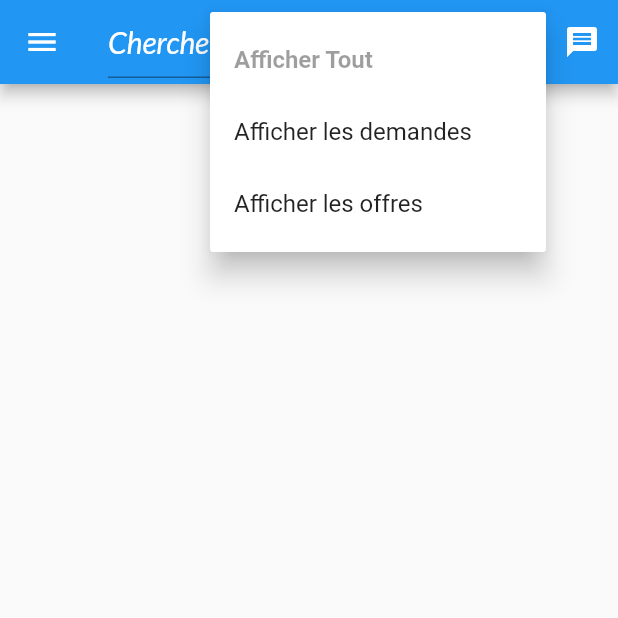
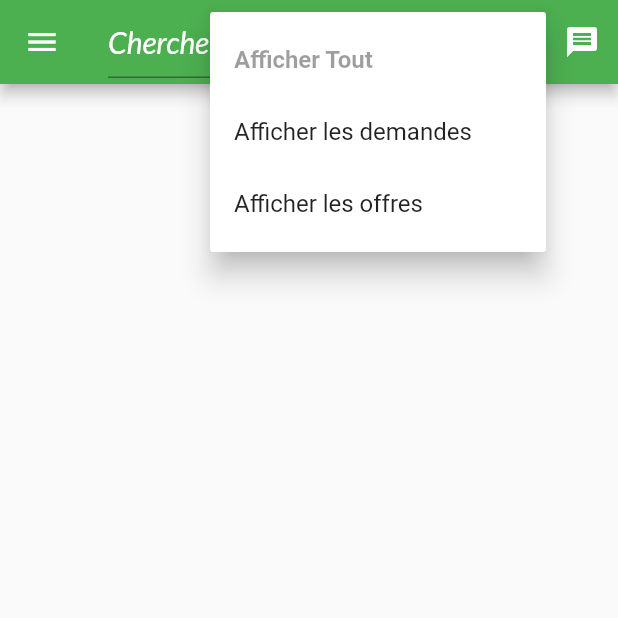
Before and after one commit to OussRein/reseauagroagri, a Flutter app: the screen it shows once a user with an empty profile is signed in, after a tap on the "search" icon, after a tap on the "more vert" icon, on a phone screen of 412 x 824 dp, the top half of it. Run offline on Flutter 3.47's test engine with Material 2 defaults, Android fonts, the phone set to English and light mode, and no system bars; our stand-ins replace cloud_firestore, custom_radio_grouped_button, firebase_auth, firebase_core, firebase_database, firebase_storage and 5 more; missing offline and left inert: flutter_email_sender; accounts and stored records are empty; generated files the repository leaves out were written again; network calls fail.

Commit message:
fixing styles and adding animations

```diff
--- a/lib/main.dart
+++ b/lib/main.dart
@@ -106,7 +106,7 @@ class _MyAppState extends State<MyApp> {
           },
           title: 'Shopping app',
           theme: ThemeData(
-            primarySwatch: Colors.blue,
+            primarySwatch: Colors.green,
             accentColor: Colors.blueGrey,
             fontFamily: "Railway",
             textTheme: ThemeData.light().textTheme.copyWith(
@@ -143,6 +143,7 @@ class _MyAppState extends State<MyApp> {
                   builder: (ctx, authResult) => authResult.connectionState == ConnectionState.waiting ? SplashPage() : AuthPage(),
                 ),*/
           routes: {
+            AuthPage.ROUTE: (ctx) => AuthPage(),
             HomePage.ROUTE: (ctx) => HomePage(),
             AnnonceDetailsPage.ROUTE: (ctx) => AnnonceDetailsPage(),
             MesAnnoncesPage.ROUTE: (ctx) => MesAnnoncesPage(),
--- a/lib/models/language_fr.dart
+++ b/lib/models/language_fr.dart
@@ -54,7 +54,7 @@ class LanguageFr extends Languages {
   String get informationPersonellesLabel => "Information Personelles";
 
   @override
-  String get sauvgarderLabel => throw "Sauvgarder";
+  String get sauvgarderLabel => "Sauvgarder";
 
   @override
   String get usernameLabel => "Nom d'utilisateur";
--- a/lib/pages/login_page.dart
+++ b/lib/pages/login_page.dart
@@ -1,4 +1,5 @@
 import 'dart:math';
+import 'dart:ui';
 
 import 'package:flutter/material.dart';
 import 'package:google_fonts/google_fonts.dart';
@@ -11,76 +12,11 @@ class AuthPage extends StatelessWidget {
 
   @override
   Widget build(BuildContext context) {
-    final deviceSize = MediaQuery.of(context).size;
+    //final deviceSize = MediaQuery.of(context).size;
 
     // final transformConfig = Matrix4.rotationZ(-8 * pi / 180);
     // transformConfig.translate(-10.0);
-    return Scaffold(
-      // resizeToAvoidBottomInset: false,
-      body: Stack(
-        children: <Widget>[
-          Container(
-            decoration: BoxDecoration(
-              gradient: LinearGradient(
-                colors: [
-                  Color.fromRGBO(63, 232, 122, 1).withOpacity(0.5),
-                  Color.fromRGBO(114, 209, 183, 1).withOpacity(0.9),
-                ],
-                begin: Alignment.topLeft,
-                end: Alignment.bottomRight,
-                stops: [0, 1],
-              ),
-            ),
-          ),
-          SingleChildScrollView(
-            child: Container(
-              height: deviceSize.height,
-              width: deviceSize.width,
-              child: Column(
-                mainAxisAlignment: MainAxisAlignment.center,
-                crossAxisAlignment: CrossAxisAlignment.center,
-                children: <Widget>[
-                  Flexible(
-                    child: Container(
-                      margin: EdgeInsets.only(bottom: 20.0),
-                      padding:
-                          EdgeInsets.symmetric(vertical: 8.0, horizontal: 40.0),
-                      transform: Matrix4.rotationZ(-8 * pi / 180)
-                        ..translate(-10.0),
-                      // transform how the container is presented / Matrix4 describe rotation, scaling and offset
-                      decoration: BoxDecoration(
-                        borderRadius: BorderRadius.circular(20),
-                        color: Colors.blue.shade100,
-                        boxShadow: [
-                          BoxShadow(
-                            blurRadius: 8,
-                            color: Colors.black26,
-                            offset: Offset(0, 2),
-                          )
-                        ],
-                      ),
-                      child: Text(
-                        'ReseauAgroagri.Com',
-                        style: GoogleFonts.poppins(
-                          textStyle: TextStyle(color: Colors.black54),
-                          fontSize: 33,
-                          fontWeight: FontWeight.bold,
-                          fontStyle: FontStyle.italic,
-                        ),
-                      ),
-                    ),
-                  ),
-                  Flexible(
-                    flex: deviceSize.width > 600 ? 2 : 1,
-                    child: AuthCard(),
-                  ),
-                ],
-              ),
-            ),
-          ),
-        ],
-      ),
-    );
+    return AuthCard();
   }
 }
 
@@ -89,7 +25,7 @@ class AuthCard extends StatefulWidget {
   _AuthCardState createState() => _AuthCardState();
 }
 
-class _AuthCardState extends State<AuthCard> {
+class _AuthCardState extends State<AuthCard> with TickerProviderStateMixin {
   final GlobalKey<FormState> _formKey = GlobalKey();
   AuthMode _authMode = AuthMode.LOGIN;
   final FireAuth _auth = new FireAuth();
@@ -98,7 +34,79 @@ class _AuthCardState extends State<AuthCard> {
     'email': '',
     'password': '',
   };
-  var _isLoading = false;
+  AnimationController _loginButtonController;
+  var animationStatus = 0;
+
+  @override
+  void dispose() {
+    _loginButtonController.dispose();
+    super.dispose();
+  }
+
+  void initState() {
+    super.initState();
+    _loginButtonController = new AnimationController(
+        duration: new Duration(milliseconds: 3000), vsync: this);
+
+    buttonSqueezeanimation = new Tween(
+      begin: 320.0,
+      end: 70.0,
+    ).animate(
+      new CurvedAnimation(
+        parent: _loginButtonController,
+        curve: new Interval(
+          0.0,
+          0.150,
+        ),
+      ),
+    );
+    containerCircleAnimation = new EdgeInsetsTween(
+      begin: EdgeInsets.only(top: 20),
+      end: const EdgeInsets.only(top: 0.0),
+    ).animate(
+      new CurvedAnimation(
+        parent: _loginButtonController,
+        curve: new Interval(
+          0.520,
+          0.999,
+          curve: Curves.ease,
+        ),
+      ),
+    );
+  }
+
+  Animation<EdgeInsets> containerCircleAnimation;
+  Animation buttonSqueezeanimation;
+
+  Widget _buildAnimation(BuildContext context, Widget child) {
+    return new Padding(
+      padding: EdgeInsets.only(top: 20),
+      child: new InkWell(
+        onTap: () {
+          _playAnimation();
+        },
+        child: new Hero(
+          tag: "fade",
+          child: Container(
+            width: buttonSqueezeanimation.value,
+            height: 60.0,
+            alignment: FractionalOffset.center,
+            decoration: new BoxDecoration(
+              color: const Color.fromRGBO(247, 64, 106, 1.0),
+              borderRadius: new BorderRadius.all(const Radius.circular(30.0)),
+            ),
+            child: buttonSqueezeanimation.value > 75.0
+                ? _textPrimaryButton()
+                : new CircularProgressIndicator(
+                    value: null,
+                    strokeWidth: 1.0,
+                    valueColor: new AlwaysStoppedAnimation<Color>(Colors.white),
+                  ),
+          ),
+        ),
+      ),
+    );
+  }
 
   void _showErrorDialog(String message) {
     showDialog(
@@ -128,8 +136,10 @@ class _AuthCardState extends State<AuthCard> {
     FocusScope.of(context).unfocus();
     _formKey.currentState.save();
     setState(() {
-      _isLoading = true;
+      animationStatus = 1;
     });
+    _playAnimation();
+
     try {
       if (_authMode == AuthMode.LOGIN) {
         userId = await _auth.signIn(_authData['email'], _authData['password']);
@@ -159,24 +169,21 @@ class _AuthCardState extends State<AuthCard> {
         errorMessage =
             "Couldn't authenticate you, verify network and try again";
       }
-
+      setState(() {
+        animationStatus = 0;
+      });
       _showErrorDialog(errorMessage);
     }
 
     if (userId.length > 0 && userId != null && _authMode == AuthMode.LOGIN) {}
   }
 
-  /*void _switchAuthMode() {
-    if (_authMode == AuthMode.LOGIN) {
-      setState(() {
-        _authMode = AuthMode.SIGNUP;
-      });
-    } else {
-      setState(() {
-        _authMode = AuthMode.LOGIN;
-      });
+  Future<Null> _playAnimation() async {
+    try {
+      await _loginButtonController.forward();
+      await _loginButtonController.reverse();
+    } on TickerCanceled {}
   }
-  }*/
 
   void _changeFormToSignUp() {
     _formKey.currentState.reset();
@@ -201,104 +208,76 @@ class _AuthCardState extends State<AuthCard> {
 
   @override
   Widget build(BuildContext context) {
-    //final deviceSize = MediaQuery.of(context).size;
-    return Card(
-      shape: RoundedRectangleBorder(
-        borderRadius: BorderRadius.circular(10.0),
+    return Container(
+      height: double.infinity,
+      decoration: BoxDecoration(
+        image: DecorationImage(
+          image: AssetImage('assets/images/Background.webp'),
+          fit: BoxFit.cover,
         ),
-      elevation: 8.0,
-      child: SingleChildScrollView(
+      ),
+      child: new BackdropFilter(
+        filter: new ImageFilter.blur(sigmaX: 5.0, sigmaY: 5.0),
+        child: new Container(
+          decoration: new BoxDecoration(color: Colors.white.withOpacity(0.2)),
+          child: Scaffold(
+            backgroundColor: Colors.transparent,
+            body: SingleChildScrollView(
+              child: Column(
+                children: [
+                  Hero(
+                    tag: 'logo',
+                    child: Container(
+                      height: 200,
+                      margin: EdgeInsets.only(
+                        top: MediaQuery.of(context).padding.top +
+                            AppBar().preferredSize.height,
+                      ),
+                      padding:
+                          EdgeInsets.symmetric(vertical: 8.0, horizontal: 40.0),
+                      child: Image(
+                        image: AssetImage('assets/images/logo.png'),
+                      ),
+                    ),
+                  ),
+                  Form(
+                    key: _formKey,
                     child: Padding(
-          padding: EdgeInsets.all(16.0),
-          child: Form(
-            key: _formKey,
+                      padding: const EdgeInsets.only(
+                          top: 20, right: 20.0, left: 20.0),
                       child: Column(
                         mainAxisSize: MainAxisSize.min,
                         children: <Widget>[
                           _showUserNameInput(),
                           _showEmailInput(),
-                /*TextFormField(
-                    decoration: InputDecoration(labelText: 'E-Mail'),
-                    keyboardType: TextInputType.emailAddress,
-                    validator: (value) {
-                      if (value.isEmpty || !value.contains('@')) {
-                        return 'Invalid email!';
-                      }
-                      return null;
-                    },
-                    onSaved: (value) {
-                      _authData['email'] = value;
-                    },
-                  ),*/
                           _showPasswordInput(),
-                /*TextFormField(
-                    decoration: InputDecoration(labelText: 'Password'),
-                    obscureText: true,
-                    controller: _passwordController,
-                    validator: (value) {
-                      if (value.isEmpty || value.length < 5) {
-                        return 'Password is too short!';
-                      }
-                      return null;
-                    },
-                    onSaved: (value) {
-                      _authData['password'] = value;
-                    },
+                        ],
                       ),
-                  if (_authMode == AuthMode.SIGNUP)
-                    TextFormField(
-                      enabled: _authMode == AuthMode.SIGNUP,
-                      decoration: InputDecoration(labelText: 'Confirm Password'),
-                      obscureText: true,
-                      validator: _authMode == AuthMode.SIGNUP
-                          ? (value) {
-                              if (value != _passwordController.text) {
-                                return 'Passwords do not match!';
-                              }
-                              return null;
-                            }
-                          : null,
                     ),
-                  SizedBox(
-                    height: 20,
-                  ),*/
-                if (_isLoading) CircularProgressIndicator(),
-                /*else
-                    ElevatedButton(
-                      child:
-                          Text(_authMode == AuthMode.LOGIN ? 'LOGIN' : 'SIGN UP'),
-                      onPressed: _submit,
-                      style: ButtonStyle(
-                        backgroundColor: MaterialStateProperty.all(
-                            Theme.of(context).primaryColor),
-                        foregroundColor: MaterialStateProperty.all(
-                            Theme.of(context).primaryTextTheme.button.color),
-                        shape: MaterialStateProperty.all(RoundedRectangleBorder(
-                          borderRadius: BorderRadius.circular(30),
-                        )),
-                        //padding: EdgeInsets.symmetric(horizontal: 30.0, vertical: 8.0),
                   ),
-                    ),*/
-                _showPrimaryButton(),
+                  animationStatus == 0
+                      ? new Padding(
+                          padding: const EdgeInsets.only(top: 20),
+                          child: new InkWell(
+                            onTap: _submit,
+                            child: _showPrimaryButton(),
+                          ),
+                        )
+                      : new AnimatedBuilder(
+                          builder: _buildAnimation,
+                          animation: _loginButtonController,
+                        ),
+                  Padding(
+                      padding: const EdgeInsets.only(
+                          top: 10, right: 20.0, left: 20.0),
+                      child: Column(
+                          mainAxisSize: MainAxisSize.min,
+                          children: <Widget>[
                             _showSecondaryButton(),
                             _showForgotPasswordButton(),
-                /*TextButton(
-                    child: Text(
-                        "${_authMode == AuthMode.LOGIN ? "S'inscrire" : "Se connecter"}"),
-                    onPressed: _switchAuthMode,
-                    //padding: EdgeInsets.symmetric(horizontal: 30.0, vertical: 4),
-                    style: ButtonStyle(
-                      foregroundColor: MaterialStateProperty.all(
-                        Theme.of(context).primaryColor,
+                          ])),
+                ],
               ),
-                      shape: MaterialStateProperty.all(RoundedRectangleBorder(
-                        borderRadius: BorderRadius.circular(30),
-                      )),
-                      tapTargetSize: MaterialTapTargetSize.shrinkWrap,
-                      //padding: EdgeInsets.symmetric(horizontal: 30.0, vertical: 8.0),
-                    ),
-                  ),*/
-              ],
             ),
           ),
         ),
@@ -315,13 +294,35 @@ class _AuthCardState extends State<AuthCard> {
           keyboardType: TextInputType.emailAddress,
           autofocus: false,
           decoration: new InputDecoration(
+            hintStyle: GoogleFonts.openSans(
+            textStyle: Theme.of(context).textTheme.headline4,
+            fontSize: 16,
+            color: Colors.white,
+            shadows: [
+              Shadow(color: Colors.black, offset: Offset.zero, blurRadius: 20.0)
+            ],
+          ),
+              errorStyle: GoogleFonts.lato(
+                textStyle: Theme.of(context).textTheme.headline4,
+                fontSize: 14,
+                color: Colors.red,
+                fontWeight: FontWeight.bold,
+                fontStyle: FontStyle.italic,
+                shadows: [
+                  Shadow(
+                      color: Colors.black,
+                      offset: Offset.zero,
+                      blurRadius: 40.0)
+                ],
+              ),
               hintText: 'Nom d\'utilisateur',
               icon: new Icon(
                 Icons.mail,
                 color: Colors.grey,
               )),
           validator: (value) {
-            if ((value.length < 5 || value.isEmpty) && _authMode == AuthMode.SIGNUP) {
+            if ((value.length < 5 || value.isEmpty) &&
+                _authMode == AuthMode.SIGNUP) {
               return 'Le nom d\'utilisateur n\'est pas valide!';
             } else {
               return null;
@@ -342,11 +343,31 @@ class _AuthCardState extends State<AuthCard> {
         keyboardType: TextInputType.emailAddress,
         autofocus: false,
         decoration: new InputDecoration(
+
+          hintStyle: GoogleFonts.openSans(
+            textStyle: Theme.of(context).textTheme.headline4,
+            fontSize: 16,
+            color: Colors.white,
+            shadows: [
+              Shadow(color: Colors.black, offset: Offset.zero, blurRadius: 20.0)
+            ],
+          ),
+          errorStyle: GoogleFonts.lato(
+            textStyle: Theme.of(context).textTheme.headline4,
+            fontSize: 14,
+            color: Colors.red,
+            fontWeight: FontWeight.bold,
+            fontStyle: FontStyle.italic,
+            shadows: [
+              Shadow(color: Colors.black, offset: Offset.zero, blurRadius: 40.0)
+            ],
+          ),
           hintText: 'Email',
           icon: new Icon(
             Icons.mail,
-              color: Colors.grey,
-            )),
+            color: Colors.green.shade400,
+          ),
+        ),
         validator: (value) {
           if (!value.contains('@') || value.isEmpty) {
             return 'L\'addresse n\'est pas valide!';
@@ -368,10 +389,31 @@ class _AuthCardState extends State<AuthCard> {
           obscureText: true,
           autofocus: false,
           decoration: new InputDecoration(
+            hintStyle: GoogleFonts.openSans(
+            textStyle: Theme.of(context).textTheme.headline4,
+            fontSize: 16,
+            color: Colors.white,
+            shadows: [
+              Shadow(color: Colors.black, offset: Offset.zero, blurRadius: 20.0)
+            ],
+          ),
+              errorStyle: GoogleFonts.lato(
+                textStyle: Theme.of(context).textTheme.headline4,
+                fontSize: 14,
+                color: Colors.red,
+                fontWeight: FontWeight.bold,
+                fontStyle: FontStyle.italic,
+                shadows: [
+                  Shadow(
+                      color: Colors.black,
+                      offset: Offset.zero,
+                      blurRadius: 40.0)
+                ],
+              ),
               hintText: 'Password',
               icon: new Icon(
                 Icons.lock,
-                color: Colors.grey,
+                color: Colors.green.shade400,
               )),
           validator: (value) =>
               value.isEmpty ? 'Le mot de passe ne peut pas etre vide' : null,
@@ -379,12 +421,33 @@ class _AuthCardState extends State<AuthCard> {
         ),
       );
     } else {
-      return new Text('Un mail vas etre envoyer a votre boite!');
+      return new Text('Un mail vas etre envoyer a votre boite!', style: GoogleFonts.lato(
+                textStyle: Theme.of(context).textTheme.headline4,
+                fontSize: 16,
+                color: Colors.green,
+                fontStyle: FontStyle.italic,
+                shadows: [
+                  Shadow(
+                      color: Colors.black,
+                      offset: Offset.zero,
+                      blurRadius: 80.0)
+                ],
+              ),);
     }
   }
 
   Widget _showPrimaryButton() {
-    return new Padding(
+    return new Container(
+      width: 300.0,
+      height: 50.0,
+      alignment: FractionalOffset.center,
+      decoration: new BoxDecoration(
+        color: const Color.fromRGBO(247, 64, 106, 1.0),
+        borderRadius: new BorderRadius.all(const Radius.circular(30.0)),
+      ),
+      child: _textPrimaryButton(),
+    );
+    /*return new Padding(
         padding: EdgeInsets.fromLTRB(0.0, 40.0, 0.0, 0.0),
         child: SizedBox(
           height: 40.0,
@@ -405,7 +468,7 @@ class _AuthCardState extends State<AuthCard> {
             child: _textPrimaryButton(),
             onPressed: _submit,
           ),
-        ));
+        ));*/
   }
 
   Widget _showSecondaryButton() {
@@ -433,7 +496,16 @@ class _AuthCardState extends State<AuthCard> {
         onPressed: _changeFormToPasswordReset,
         child: Text(
           'Mot de passe oublié?',
-          style: new TextStyle(fontSize: 15.0, fontWeight: FontWeight.w300),
+          style: GoogleFonts.lato(
+            textStyle: Theme.of(context).textTheme.headline4,
+            fontSize: 15,
+            color: Colors.white,
+            fontWeight: FontWeight.bold,
+            fontStyle: FontStyle.italic,
+            shadows: [
+              Shadow(color: Colors.black, offset: Offset.zero, blurRadius: 20.0)
+            ],
+          ),
         ),
       ),
     );
@@ -484,40 +556,53 @@ class _AuthCardState extends State<AuthCard> {
   Widget _textSecondaryButton() {
     switch (_authMode) {
       case AuthMode.LOGIN:
-        return new Text('Créer un compte!');
+        return new Text(
+          'Créer un compte!',
+          style: GoogleFonts.lato(
+            textStyle: Theme.of(context).textTheme.headline4,
+            fontSize: 20,
+            color: Colors.white,
+            fontWeight: FontWeight.bold,
+            fontStyle: FontStyle.italic,
+            shadows: [
+              Shadow(color: Colors.black, offset: Offset.zero, blurRadius: 20.0)
+            ],
+          ),
+        );
         break;
       case AuthMode.SIGNUP:
-        return new Text('Vous avez deja un compte? Connectez-vous');
+        return new Text(
+          'Vous avez deja un compte? Connectez-vous',
+          style: GoogleFonts.lato(
+            textStyle: Theme.of(context).textTheme.headline4,
+            fontSize: 17,
+            color: Colors.white,
+            fontWeight: FontWeight.bold,
+            fontStyle: FontStyle.italic,
+            shadows: [
+              Shadow(color: Colors.black, offset: Offset.zero, blurRadius: 20.0)
+            ],
+          ),
+        );
         break;
       case AuthMode.FORGOTPASSWORD:
-        return new Text('Cancel');
+        return new Text(
+          'Cancel',
+          style: GoogleFonts.lato(
+            textStyle: Theme.of(context).textTheme.headline4,
+            fontSize: 20,
+            color: Colors.white,
+            fontWeight: FontWeight.bold,
+            fontStyle: FontStyle.italic,
+            shadows: [
+              Shadow(color: Colors.black, offset: Offset.zero, blurRadius: 20.0)
+            ],
+          ),
+        );
         break;
     }
     return new Spacer();
   }
-
-  /*void _showVerifyEmailSentDialog() {
-    showDialog(
-      context: context,
-      builder: (BuildContext context) {
-        // return object of type Dialog
-        return AlertDialog(
-          title: new Text("Verifier votre compte"),
-          content: new Text(
-              "Un lien pour verifier votre compte a été envoyer a votre boite mail"),
-          actions: <Widget>[
-            new TextButton(
-              child: new Text("Dismiss"),
-              onPressed: () {
-                _changeFormToLogin();
-                Navigator.of(context).pop();
-              },
-            ),
-          ],
-        );
-      },
-    );
-  }*/
 
   void _showPasswordEmailSentDialog() {
     showDialog(
--- a/lib/pages/splash_page.dart
+++ b/lib/pages/splash_page.dart
@@ -5,7 +5,18 @@ class SplashPage extends StatelessWidget {
   Widget build(BuildContext context) {
     return Scaffold(
       body: Center(
-        child: Text('Chargement...'),
+        child: Hero(
+          tag: 'logo',
+          child: Container(
+                      height: 200,
+
+                      padding:
+                          EdgeInsets.symmetric(vertical: 8.0, horizontal: 40.0),
+                      child: Image(
+                        image: AssetImage('assets/images/logo.png'),
+                      ),
+                    ),
+        ),
       ),
     );
   }
```
Also changed, not shown: lib/pages/annonce_details_page.dart (+46 -10 lines), lib/pages/profile_page.dart (+36 -41 lines), lib/widgets/annonce_item.dart (+8 -8 lines), pubspec.yaml (+5 -3 lines), assets/images/Background.webp (added), assets/images/Shop_ICON_Final.jpg (added), assets/images/logo.png (added), pubspec.lock. Lines whose indentation alone changed are shown as unchanged.
